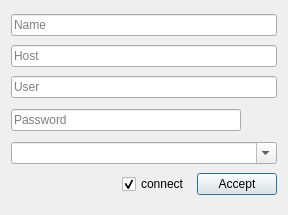
Above: ui/hostconfig.ui from devqore/myrdp before the change. Below: the same form after it.
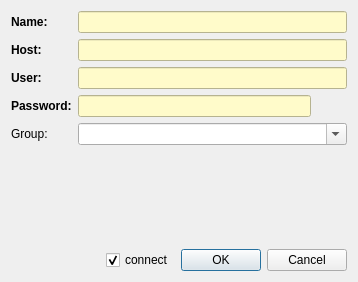
That is the form after the change. Icons and pictures are not drawn.

Commit message: password encryption - fixes #4

Patch:
```diff
--- a/ui/hostconfig.ui
+++ b/ui/hostconfig.ui
@@ -6,47 +6,119 @@
    <rect>
     <x>0</x>
     <y>0</y>
-    <width>288</width>
-    <height>215</height>
+    <width>358</width>
+    <height>282</height>
    </rect>
   </property>
+  <property name="maximumSize">
+   <size>
+    <width>358</width>
+    <height>282</height>
+   </size>
+  </property>
   <property name="windowTitle">
    <string>Host config</string>
   </property>
   <layout class="QVBoxLayout" name="verticalLayout">
    <item>
+    <layout class="QGridLayout" name="gridLayout">
+     <item row="0" column="0">
+      <widget class="QLabel" name="nameLabel">
+       <property name="font">
+        <font>
+         <weight>75</weight>
+         <bold>true</bold>
+        </font>
+       </property>
+       <property name="text">
+        <string>Name:</string>
+       </property>
+      </widget>
+     </item>
+     <item row="0" column="1">
     <widget class="QLineEdit" name="name">
+       <property name="styleSheet">
+        <string notr="true">background-color: #fffbca;</string>
+       </property>
      <property name="text">
       <string/>
      </property>
      <property name="placeholderText">
-      <string>Name</string>
+        <string/>
      </property>
     </widget>
    </item>
-   <item>
+     <item row="1" column="0">
+      <widget class="QLabel" name="hostLabel">
+       <property name="font">
+        <font>
+         <weight>75</weight>
+         <bold>true</bold>
+        </font>
+       </property>
+       <property name="text">
+        <string>Host:</string>
+       </property>
+      </widget>
+     </item>
+     <item row="1" column="1">
     <widget class="QLineEdit" name="address">
+       <property name="styleSheet">
+        <string notr="true">background-color: #fffbca;</string>
+       </property>
      <property name="placeholderText">
-      <string>Host</string>
+        <string/>
      </property>
     </widget>
    </item>
-   <item>
+     <item row="2" column="0">
+      <widget class="QLabel" name="userLabel">
+       <property name="font">
+        <font>
+         <weight>75</weight>
+         <bold>true</bold>
+        </font>
+       </property>
+       <property name="text">
+        <string>User:</string>
+       </property>
+      </widget>
+     </item>
+     <item row="2" column="1">
     <widget class="QLineEdit" name="user">
+       <property name="styleSheet">
+        <string notr="true">background-color: #fffbca;</string>
+       </property>
      <property name="placeholderText">
-      <string>User</string>
+        <string/>
      </property>
     </widget>
    </item>
-   <item>
+     <item row="3" column="0">
+      <widget class="QLabel" name="passwordLabel">
+       <property name="font">
+        <font>
+         <weight>75</weight>
+         <bold>true</bold>
+        </font>
+       </property>
+       <property name="text">
+        <string>Password:</string>
+       </property>
+      </widget>
+     </item>
+     <item row="3" column="1">
     <layout class="QHBoxLayout" name="horizontalLayout_2">
      <item>
       <widget class="QLineEdit" name="password">
+         <property name="styleSheet">
+          <string notr="true">background-color: #fffbca;</string>
+         </property>
        <property name="echoMode">
         <enum>QLineEdit::Password</enum>
        </property>
        <property name="placeholderText">
-        <string>Password</string>
+          <string/>
        </property>
       </widget>
      </item>
@@ -93,7 +165,14 @@
      </item>
     </layout>
    </item>
-   <item>
+     <item row="4" column="0">
+      <widget class="QLabel" name="groupLabel">
+       <property name="text">
+        <string>Group:</string>
+       </property>
+      </widget>
+     </item>
+     <item row="4" column="1">
     <widget class="QComboBox" name="group">
      <property name="statusTip">
       <string notr="true"/>
@@ -118,8 +197,45 @@
      </property>
     </widget>
    </item>
+    </layout>
+   </item>
    <item>
-    <layout class="QVBoxLayout" name="errorArea"/>
+    <widget class="QLabel" name="informationLabel">
+     <property name="enabled">
+      <bool>true</bool>
+     </property>
+     <property name="font">
+      <font>
+       <weight>75</weight>
+       <bold>true</bold>
+      </font>
+     </property>
+     <property name="styleSheet">
+      <string notr="true">color: red</string>
+     </property>
+     <property name="text">
+      <string/>
+     </property>
+     <property name="alignment">
+      <set>Qt::AlignCenter</set>
+     </property>
+     <property name="wordWrap">
+      <bool>false</bool>
+     </property>
+    </widget>
+   </item>
+   <item>
+    <spacer name="verticalSpacer">
+     <property name="orientation">
+      <enum>Qt::Vertical</enum>
+     </property>
+     <property name="sizeHint" stdset="0">
+      <size>
+       <width>20</width>
+       <height>40</height>
+      </size>
+     </property>
+    </spacer>
    </item>
    <item>
     <layout class="QHBoxLayout" name="horizontalLayout">
@@ -150,13 +266,12 @@
       </widget>
      </item>
      <item>
-      <widget class="QPushButton" name="acceptButton">
-       <property name="text">
-        <string>Accept</string>
+      <widget class="QDialogButtonBox" name="buttonBox">
+       <property name="locale">
+        <locale language="English" country="UnitedStates"/>
        </property>
-       <property name="icon">
-        <iconset resource="../resources/resources.qrc">
-         <normaloff>:/ico/ok.svg</normaloff>:/ico/ok.svg</iconset>
+       <property name="standardButtons">
+        <set>QDialogButtonBox::Cancel|QDialogButtonBox::Ok</set>
        </property>
       </widget>
      </item>
```
Left out of the diff: 21 changed lines with no effect on the pictures. Lines whose indentation alone changed are shown as unchanged. The commit also changes 30 other files.
